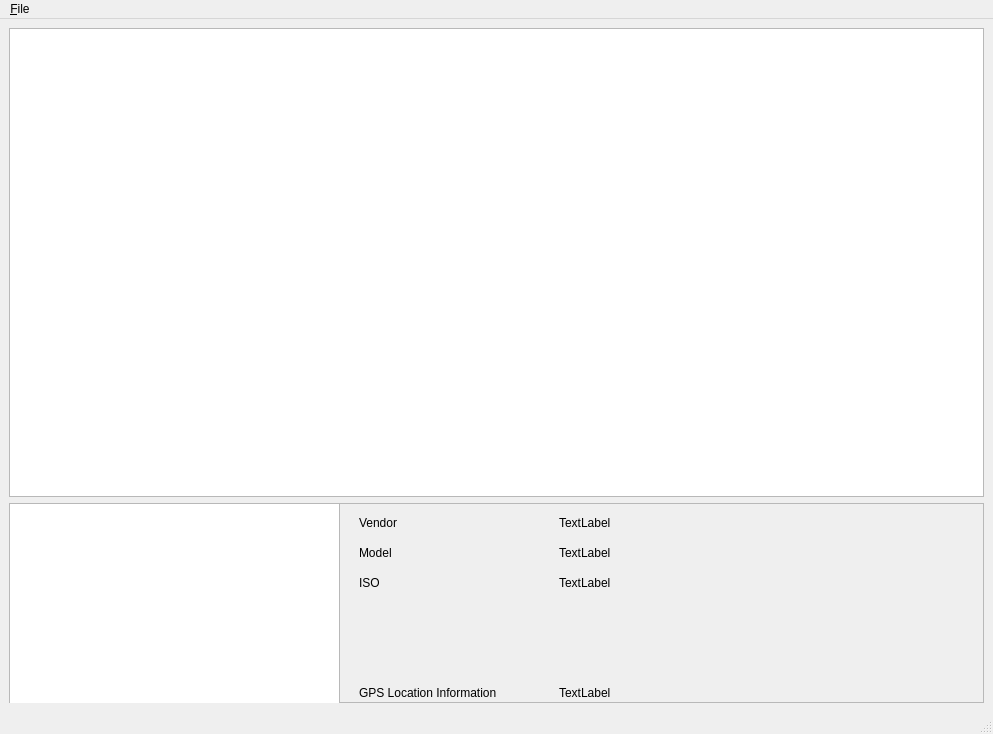
Old version of the form src/gui/mainwindow.ui in the repository henengr/ExifViewer.
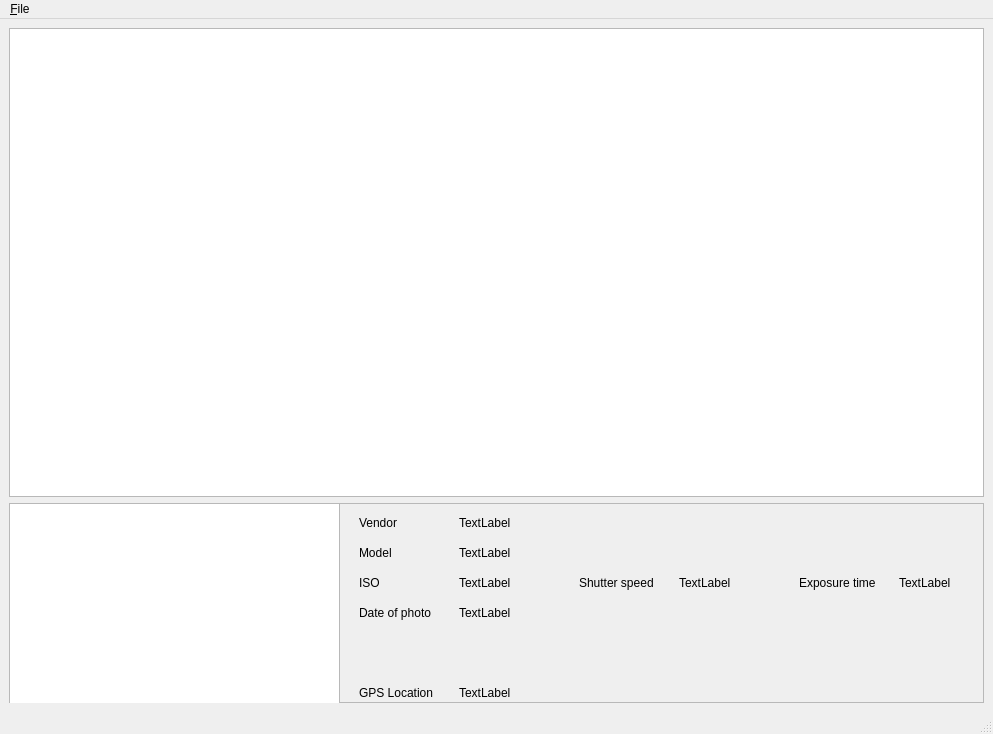
New version of the form.

Commit message: main.cpp location changed and Qt GUI fixed.

Diff of the .ui file:
```diff
--- a/src/gui/mainwindow.ui
+++ b/src/gui/mainwindow.ui
@@ -51,20 +51,20 @@
         <rect>
          <x>350</x>
          <y>180</y>
-         <width>181</width>
+         <width>91</width>
          <height>20</height>
         </rect>
        </property>
        <property name="text">
-        <string>GPS Location Information</string>
+        <string>GPS Location</string>
        </property>
       </widget>
       <widget class="QLabel" name="labelLocation">
        <property name="geometry">
         <rect>
-         <x>550</x>
+         <x>450</x>
          <y>180</y>
-         <width>411</width>
+         <width>511</width>
          <height>20</height>
         </rect>
        </property>
@@ -94,9 +94,9 @@
       <widget class="QLabel" name="labelVendor">
        <property name="geometry">
         <rect>
-         <x>550</x>
+         <x>450</x>
          <y>10</y>
-         <width>411</width>
+         <width>511</width>
          <height>20</height>
         </rect>
        </property>
@@ -120,9 +120,9 @@
       <widget class="QLabel" name="labelModel">
        <property name="geometry">
         <rect>
-         <x>550</x>
+         <x>450</x>
          <y>40</y>
-         <width>411</width>
+         <width>511</width>
          <height>20</height>
         </rect>
        </property>
@@ -146,7 +146,85 @@
       <widget class="QLabel" name="labelISO">
        <property name="geometry">
         <rect>
-         <x>550</x>
+         <x>450</x>
+         <y>70</y>
+         <width>62</width>
+         <height>20</height>
+        </rect>
+       </property>
+       <property name="text">
+        <string>TextLabel</string>
+       </property>
+      </widget>
+      <widget class="QLabel" name="label_4">
+       <property name="geometry">
+        <rect>
+         <x>350</x>
+         <y>100</y>
+         <width>101</width>
+         <height>20</height>
+        </rect>
+       </property>
+       <property name="text">
+        <string>Date of photo</string>
+       </property>
+      </widget>
+      <widget class="QLabel" name="labelDateTimeOrg">
+       <property name="geometry">
+        <rect>
+         <x>450</x>
+         <y>100</y>
+         <width>121</width>
+         <height>20</height>
+        </rect>
+       </property>
+       <property name="text">
+        <string>TextLabel</string>
+       </property>
+      </widget>
+      <widget class="QLabel" name="label_5">
+       <property name="geometry">
+        <rect>
+         <x>570</x>
+         <y>70</y>
+         <width>101</width>
+         <height>20</height>
+        </rect>
+       </property>
+       <property name="text">
+        <string>Shutter speed</string>
+       </property>
+      </widget>
+      <widget class="QLabel" name="labelShutterSpeed">
+       <property name="geometry">
+        <rect>
+         <x>670</x>
+         <y>70</y>
+         <width>62</width>
+         <height>20</height>
+        </rect>
+       </property>
+       <property name="text">
+        <string>TextLabel</string>
+       </property>
+      </widget>
+      <widget class="QLabel" name="label_6">
+       <property name="geometry">
+        <rect>
+         <x>790</x>
+         <y>70</y>
+         <width>101</width>
+         <height>20</height>
+        </rect>
+       </property>
+       <property name="text">
+        <string>Exposure time</string>
+       </property>
+      </widget>
+      <widget class="QLabel" name="labelExposureTime">
+       <property name="geometry">
+        <rect>
+         <x>890</x>
          <y>70</y>
          <width>62</width>
          <height>20</height>
```
The commit also changes 3 other files.
